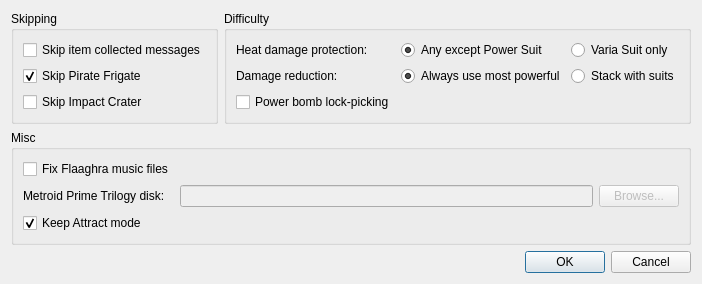
YonicDev/mpdr, file DoorRandomizer/GUI/PatchSettings/patchsettingspanel.ui: the form before one commit.
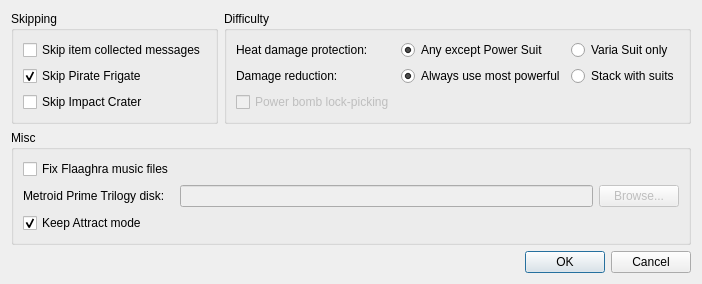
The form after the commit.

```diff
--- a/DoorRandomizer/GUI/PatchSettings/patchsettingspanel.ui
+++ b/DoorRandomizer/GUI/PatchSettings/patchsettingspanel.ui
@@ -126,6 +126,9 @@
         </item>
         <item row="2" column="0">
          <widget class="QCheckBox" name="checkBox_bomblockpick">
+          <property name="enabled">
+           <bool>false</bool>
+          </property>
           <property name="text">
            <string>Power bomb lock-picking</string>
           </property>
```
